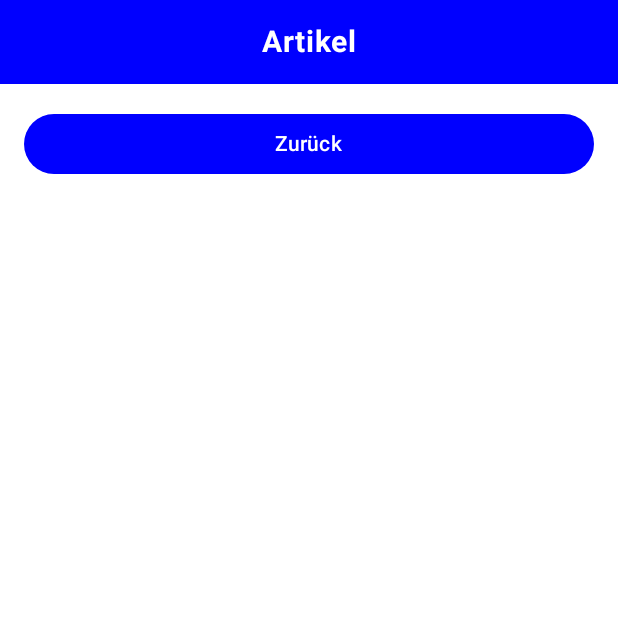
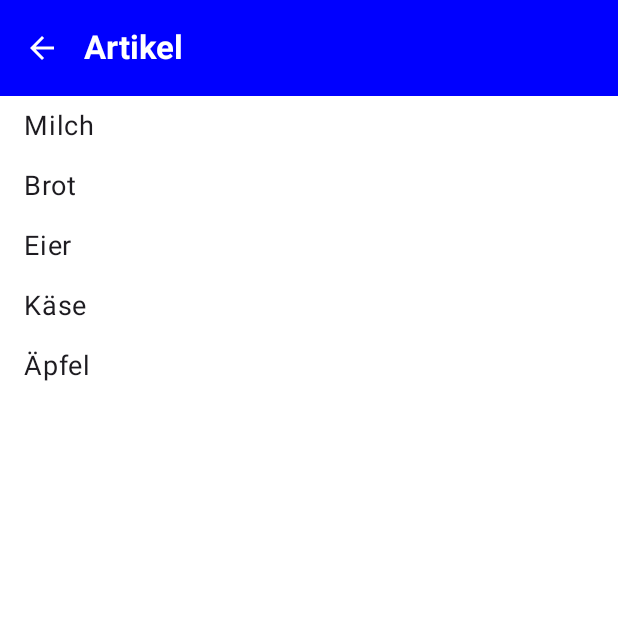
Before and after one commit to MaFiSoft/TestApp_grok, an Android app built with Jetpack Compose: the ArticleScreen screen opened through its navigation route, on a phone screen of 412 x 824 dp, the top half of it. Run offline under Robolectric (Android 15) with nearby library versions, the phone set to English and light mode, and no system bars.

Commit message:
Update MainActivity.kt
Einbau von lazycolumn und scaffold zum Testen, ob stabil läuft

```diff
--- a/app/src/main/java/com/example/testapp/MainActivity.kt
+++ b/app/src/main/java/com/example/testapp/MainActivity.kt
@@ -6,7 +6,10 @@ import androidx.activity.compose.setContent
 import androidx.compose.foundation.background
 import androidx.compose.foundation.clickable
 import androidx.compose.foundation.layout.*
+import androidx.compose.foundation.lazy.LazyColumn
+import androidx.compose.foundation.lazy.items
 import androidx.compose.material.icons.Icons
+import androidx.compose.material.icons.filled.ArrowBack
 import androidx.compose.material.icons.filled.Menu
 import androidx.compose.material3.*
 import androidx.compose.runtime.*
@@ -29,39 +32,6 @@ class MainActivity : ComponentActivity() {
             TestAppTheme {
                 TestApp()
             }
-        }
-    }
-}
-
-@Composable
-fun TopBar(title: String, color: Color, showMenuIcon: Boolean, onMenuClick: () -> Unit) {
-    Surface(
-        color = color,
-        modifier = Modifier
-            .fillMaxWidth()
-            .height(56.dp)
-    ) {
-        Box(
-            modifier = Modifier.padding(horizontal = 16.dp)
-        ) {
-            if (showMenuIcon) {
-                Icon(
-                    imageVector = Icons.Filled.Menu,
-                    contentDescription = "Menu",
-                    tint = Color.White,
-                    modifier = Modifier
-                        .size(24.dp)
-                        .align(Alignment.CenterStart)
-                        .clickable { onMenuClick() }
-                )
-            }
-            Text(
-                text = title,
-                color = Color.White,
-                fontSize = 20.sp,
-                fontWeight = FontWeight.Bold,
-                modifier = Modifier.align(Alignment.Center)
-            )
         }
     }
 }
@@ -129,17 +99,32 @@ fun ColorMenu(expanded: Boolean, onDismiss: () -> Unit, onColorSelect: (Color) -
 @Composable
 fun MainScreen(navController: NavController, selectedColor: Color, onColorSelect: (Color) -> Unit) {
     var showMenu by remember { mutableStateOf(false) }
+    Scaffold(
+        topBar = {
+            TopAppBar(
+                title = { Text("Test-App", color = Color.White, fontWeight = FontWeight.Bold) },
+                colors = TopAppBarDefaults.topAppBarColors(
+                    containerColor = selectedColor
+                ),
+                actions = {
+                    IconButton(onClick = { showMenu = true }) {
+                        Icon(
+                            imageVector = Icons.Filled.Menu,
+                            contentDescription = "Menu",
+                            tint = Color.White
+                        )
+                    }
+                }
+            )
+        },
+        bottomBar = { BottomBar(color = selectedColor, navController = navController) },
+        content = { padding ->
             Column(
                 modifier = Modifier
                     .fillMaxSize()
+                    .padding(padding)
                     .background(Color.White)
             ) {
-        TopBar(
-            title = "Test-App",
-            color = selectedColor,
-            showMenuIcon = true,
-            onMenuClick = { showMenu = true }
-        )
                 if (showMenu) {
                     ColorMenu(
                         expanded = showMenu,
@@ -151,23 +136,86 @@ fun MainScreen(navController: NavController, selectedColor: Color, onColorSelect
                     )
                 }
                 Spacer(modifier = Modifier.weight(1f))
-        BottomBar(color = selectedColor, navController = navController)
             }
+        }
+    )
 }
 
 @Composable
 fun ArticleScreen(navController: NavController, selectedColor: Color) {
+    Scaffold(
+        topBar = {
+            TopAppBar(
+                title = { Text("Artikel", color = Color.White, fontWeight = FontWeight.Bold) },
+                colors = TopAppBarDefaults.topAppBarColors(
+                    containerColor = selectedColor
+                ),
+                navigationIcon = {
+                    IconButton(onClick = { navController.popBackStack() }) {
+                        Icon(
+                            imageVector = Icons.Filled.ArrowBack,
+                            contentDescription = "Zurück",
+                            tint = Color.White
+                        )
+                    }
+                }
+            )
+        },
+        content = { padding ->
             Column(
                 modifier = Modifier
                     .fillMaxSize()
+                    .padding(padding)
                     .background(Color.White)
             ) {
-        TopBar(
-            title = "Artikel",
-            color = selectedColor,
-            showMenuIcon = false,
-            onMenuClick = {}
+                LazyColumn(
+                    modifier = Modifier
+                        .fillMaxWidth()
+                        .weight(1f)
+                        .padding(horizontal = 16.dp)
+                ) {
+                    items(listOf("Milch", "Brot", "Eier", "Käse", "Äpfel")) { item ->
+                        Text(
+                            text = item,
+                            fontSize = 18.sp,
+                            modifier = Modifier
+                                .fillMaxWidth()
+                                .padding(vertical = 8.dp)
                         )
+                    }
+                }
+            }
+        }
+    )
+}
+
+@Composable
+fun StoreScreen(navController: NavController, selectedColor: Color) {
+    Scaffold(
+        topBar = {
+            TopAppBar(
+                title = { Text("Geschäfte", color = Color.White, fontWeight = FontWeight.Bold) },
+                colors = TopAppBarDefaults.topAppBarColors(
+                    containerColor = selectedColor
+                ),
+                navigationIcon = {
+                    IconButton(onClick = { navController.popBackStack() }) {
+                        Icon(
+                            imageVector = Icons.Filled.ArrowBack,
+                            contentDescription = "Zurück",
+                            tint = Color.White
+                        )
+                    }
+                }
+            )
+        },
+        content = { padding ->
+            Column(
+                modifier = Modifier
+                    .fillMaxSize()
+                    .padding(padding)
+                    .background(Color.White)
+            ) {
                 Button(
                     onClick = { navController.popBackStack() },
                     modifier = Modifier
@@ -178,29 +226,7 @@ fun ArticleScreen(navController: NavController, selectedColor: Color) {
                 }
             }
         }
-
-@Composable
-fun StoreScreen(navController: NavController, selectedColor: Color) {
-    Column(
-        modifier = Modifier
-            .fillMaxSize()
-            .background(Color.White)
-    ) {
-        TopBar(
-            title = "Geschäfte",
-            color = selectedColor,
-            showMenuIcon = false,
-            onMenuClick = {}
     )
-        Button(
-            onClick = { navController.popBackStack() },
-            modifier = Modifier
-                .fillMaxWidth()
-                .padding(16.dp)
-        ) {
-            Text("Zurück")
-        }
-    }
 }
 
 @Composable
```
Lines whose indentation alone changed are shown as unchanged.
